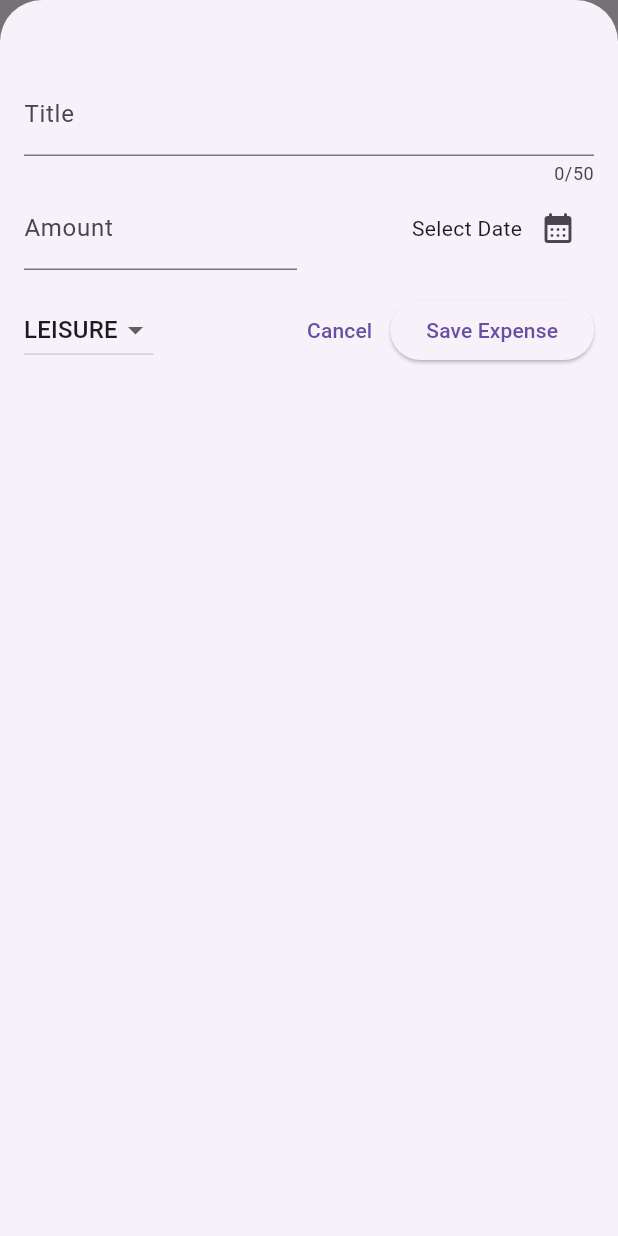
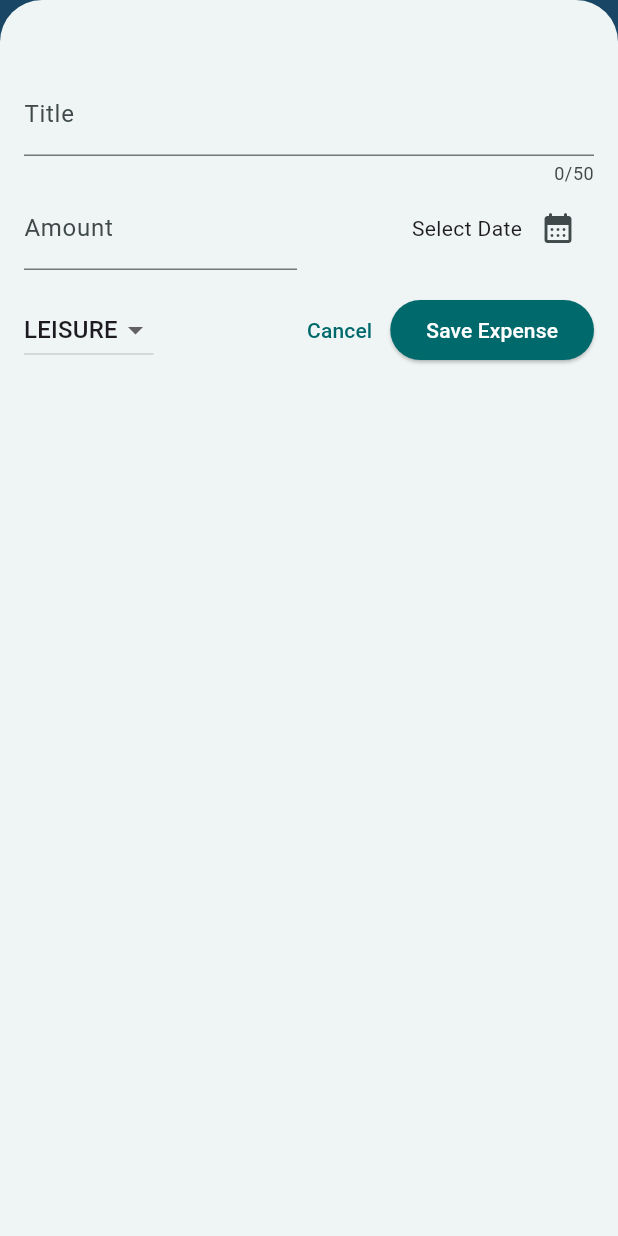
Before and after one commit to PranavPaliwal/Spendings, a Flutter app: the screen it shows after launch, after a tap on the "add box" icon, on a phone screen of 412 x 824 dp. Run offline on Flutter 3.47's test engine with Material 3 defaults, Android fonts, the phone set to English and light mode, and no system bars.

Commit message:
Development Phase Commit

```diff
--- a/lib/main.dart
+++ b/lib/main.dart
@@ -1,11 +1,41 @@
 import 'package:flutter/material.dart';
 import 'package:spendings/widgets/expenses.dart';
 
+var kColorScheme = ColorScheme.fromSeed(
+  seedColor: Color(0xFF48B5B8), // Blue-green seed color
+);
+
 void main() {
   runApp(
-     MaterialApp(
-      theme: ThemeData().copyWith(useMaterial3: true,
-      scaffoldBackgroundColor:Color.fromARGB(255, 255, 243, 199)),
+    MaterialApp(
+      theme: ThemeData().copyWith(
+        useMaterial3: true,
+        colorScheme: kColorScheme,
+        appBarTheme: const AppBarTheme().copyWith(
+          backgroundColor: Color(0xFF3498DB), // Bright blue color with a slight sparkle effect
+          foregroundColor: Colors.white, // White text color for better visibility
+        ),
+        cardTheme: CardTheme().copyWith(
+          color: kColorScheme.surfaceVariant,
+          margin: const EdgeInsets.symmetric(
+            horizontal: 16,
+            vertical: 8,
+          ),
+        ),
+        elevatedButtonTheme: ElevatedButtonThemeData(
+          style: ElevatedButton.styleFrom(
+            backgroundColor: kColorScheme.primary,
+            foregroundColor: Colors.white, // White text color for better visibility
+          ),
+        ),
+        textTheme: ThemeData().textTheme.copyWith(
+          titleLarge: TextStyle(
+            fontWeight: FontWeight.normal,
+            color: kColorScheme.primary,
+            fontSize: 14,
+          ),
+        ),
+      ),
       home: const Expenses(),
     ),
   );
```
